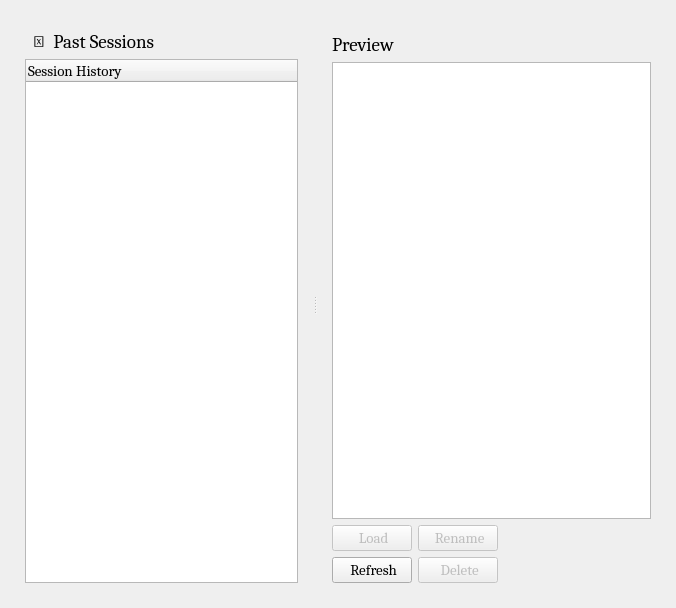
Above: ui_designs/history_widget.ui from Graerin22/EduMentor before the change. Below: the same form after it.
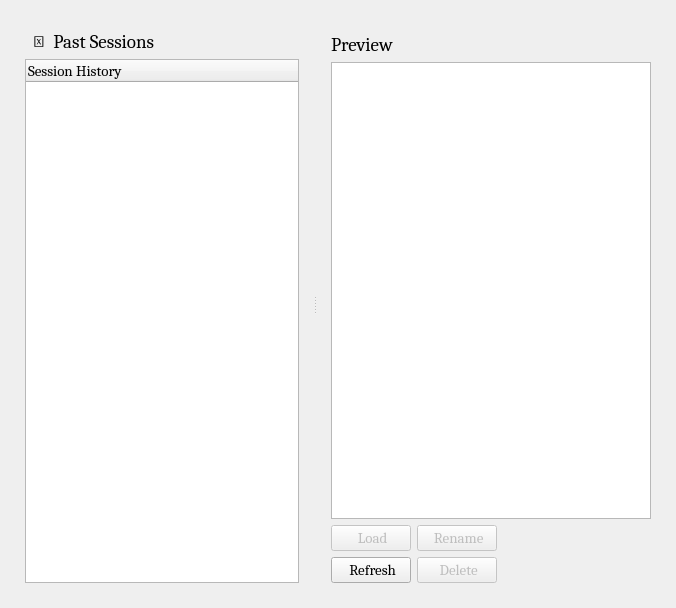
That is the form after the change. Icons and pictures are not drawn.

```diff
--- a/ui_designs/history_widget.ui
+++ b/ui_designs/history_widget.ui
@@ -34,6 +34,9 @@
      <property name="orientation">
       <enum>Qt::Orientation::Horizontal</enum>
      </property>
+     <property name="handleWidth">
+      <number>2</number>
+     </property>
      <widget class="QWidget" name="widget_2" native="true">
       <layout class="QVBoxLayout" name="verticalLayout_3">
        <property name="topMargin">
```
